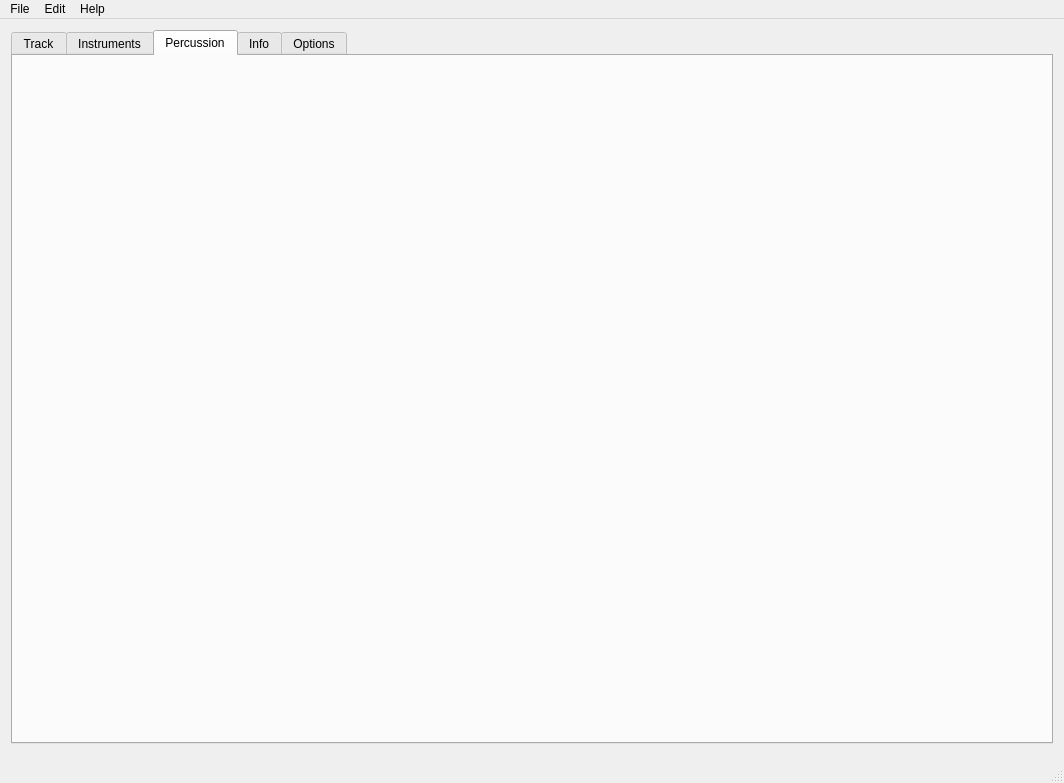
First picture: the form in mainwindow.ui, repository steux/tiatracker, before the edit.
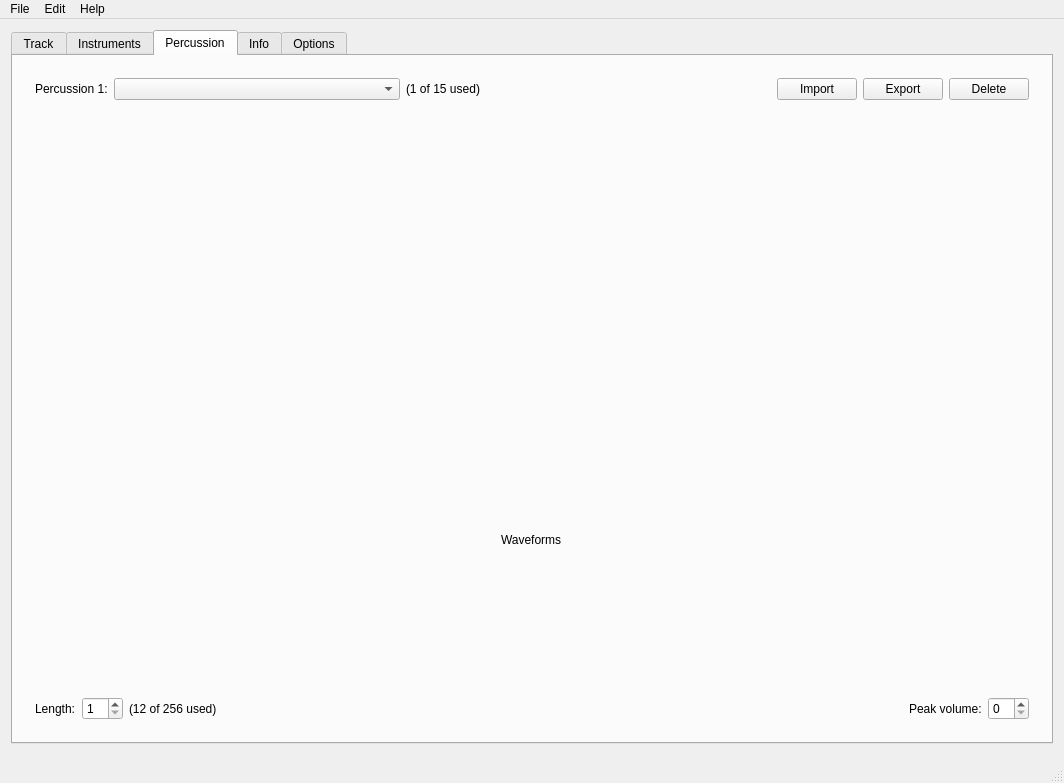
Second picture: the form after the edit. The open tabs and pages were chosen to show the change. Custom widgets are drawn as their Qt base class.

Commit message: - empty PercussionTab - tab UI - crashes at startup

What changed in the file:
```diff
--- a/mainwindow.ui
+++ b/mainwindow.ui
@@ -262,6 +262,191 @@
        <attribute name="title">
         <string>Percussion</string>
        </attribute>
+       <layout class="QVBoxLayout" name="verticalLayout_3">
+        <item>
+         <widget class="QWidget" name="widget_3" native="true">
+          <layout class="QHBoxLayout" name="horizontalLayout_3">
+           <item>
+            <widget class="QLabel" name="labelPercussionNumber">
+             <property name="text">
+              <string>Percussion 1:</string>
+             </property>
+            </widget>
+           </item>
+           <item>
+            <widget class="QComboBox" name="comboBoxPercussion">
+             <property name="minimumContentsLength">
+              <number>32</number>
+             </property>
+            </widget>
+           </item>
+           <item>
+            <widget class="QLabel" name="labelPercussionUsed">
+             <property name="text">
+              <string>(1 of 15 used)</string>
+             </property>
+            </widget>
+           </item>
+           <item>
+            <spacer name="horizontalSpacer_3">
+             <property name="orientation">
+              <enum>Qt::Horizontal</enum>
+             </property>
+             <property name="sizeHint" stdset="0">
+              <size>
+               <width>40</width>
+               <height>20</height>
+              </size>
+             </property>
+            </spacer>
+           </item>
+           <item>
+            <widget class="QPushButton" name="buttonPercussionImport">
+             <property name="text">
+              <string>Import</string>
+             </property>
+            </widget>
+           </item>
+           <item>
+            <widget class="QPushButton" name="buttonPercussionExport">
+             <property name="text">
+              <string>Export</string>
+             </property>
+            </widget>
+           </item>
+           <item>
+            <widget class="QPushButton" name="buttonPercussionDelete">
+             <property name="text">
+              <string>Delete</string>
+             </property>
+            </widget>
+           </item>
+          </layout>
+         </widget>
+        </item>
+        <item>
+         <spacer name="verticalSpacer_4">
+          <property name="orientation">
+           <enum>Qt::Vertical</enum>
+          </property>
+          <property name="sizeHint" stdset="0">
+           <size>
+            <width>20</width>
+            <height>40</height>
+           </size>
+          </property>
+         </spacer>
+        </item>
+        <item>
+         <widget class="EnvelopeShaper" name="percussionVolumeShaper" native="true"/>
+        </item>
+        <item>
+         <spacer name="verticalSpacer_7">
+          <property name="orientation">
+           <enum>Qt::Vertical</enum>
+          </property>
+          <property name="sizeHint" stdset="0">
+           <size>
+            <width>20</width>
+            <height>40</height>
+           </size>
+          </property>
+         </spacer>
+        </item>
+        <item>
+         <widget class="EnvelopeShaper" name="percussionFrequencyShaper" native="true"/>
+        </item>
+        <item>
+         <spacer name="verticalSpacer_6">
+          <property name="orientation">
+           <enum>Qt::Vertical</enum>
+          </property>
+          <property name="sizeHint" stdset="0">
+           <size>
+            <width>20</width>
+            <height>40</height>
+           </size>
+          </property>
+         </spacer>
+        </item>
+        <item>
+         <widget class="QWidget" name="percussionWaveformSetter" native="true"/>
+        </item>
+        <item alignment="Qt::AlignHCenter">
+         <widget class="QLabel" name="label_5">
+          <property name="text">
+           <string>Waveforms</string>
+          </property>
+         </widget>
+        </item>
+        <item>
+         <spacer name="verticalSpacer_5">
+          <property name="orientation">
+           <enum>Qt::Vertical</enum>
+          </property>
+          <property name="sizeHint" stdset="0">
+           <size>
+            <width>20</width>
+            <height>40</height>
+           </size>
+          </property>
+         </spacer>
+        </item>
+        <item>
+         <widget class="QWidget" name="widget_7" native="true">
+          <layout class="QHBoxLayout" name="horizontalLayout_4">
+           <item>
+            <widget class="QLabel" name="label_2">
+             <property name="text">
+              <string>Length:</string>
+             </property>
+            </widget>
+           </item>
+           <item>
+            <widget class="QSpinBox" name="spinBoxPercussionLength">
+             <property name="minimum">
+              <number>1</number>
+             </property>
+            </widget>
+           </item>
+           <item>
+            <widget class="QLabel" name="labelPercussionFramesUsed">
+             <property name="text">
+              <string>(12 of 256 used)</string>
+             </property>
+            </widget>
+           </item>
+           <item>
+            <spacer name="horizontalSpacer_4">
+             <property name="orientation">
+              <enum>Qt::Horizontal</enum>
+             </property>
+             <property name="sizeHint" stdset="0">
+              <size>
+               <width>40</width>
+               <height>20</height>
+              </size>
+             </property>
+            </spacer>
+           </item>
+           <item>
+            <widget class="QLabel" name="label_4">
+             <property name="text">
+              <string>Peak volume:</string>
+             </property>
+            </widget>
+           </item>
+           <item>
+            <widget class="QSpinBox" name="spinBoxPercussionVolume">
+             <property name="maximum">
+              <number>15</number>
+             </property>
+            </widget>
+           </item>
+          </layout>
+         </widget>
+        </item>
+       </layout>
       </widget>
       <widget class="QWidget" name="tabInfo">
        <attribute name="title">
```
Left out of the diff: 2 changed lines with no effect on the pictures. The commit also changes 5 other files.
